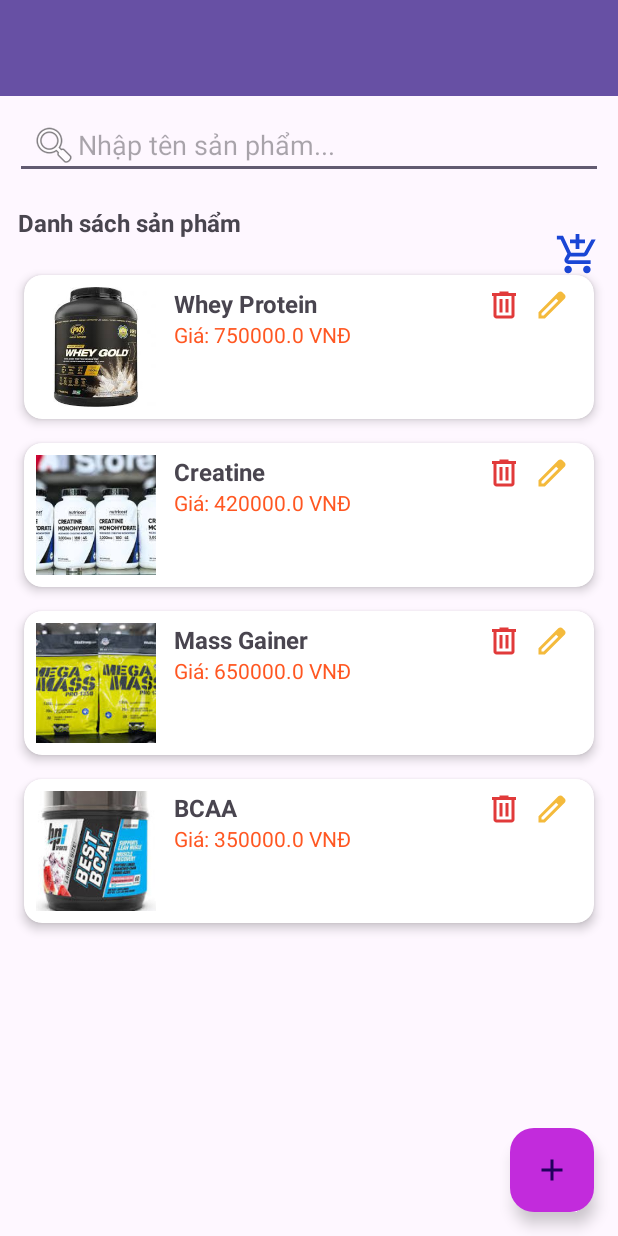
After one commit to bac205/DuAnMau, an Android app: the SanPhamActivity screen opened directly, with no data from a screen before it, on a phone screen of 412 x 824 dp. The commit adds this screen. Run offline under Robolectric (Android 15) with nearby library versions, the phone set to English and light mode, and no system bars.

Commit message:
view quản lí sản phẩm

```diff
--- a/app/src/main/AndroidManifest.xml
+++ b/app/src/main/AndroidManifest.xml
@@ -15,6 +15,7 @@
         <activity
             android:name=".Login"
             android:exported="false" />
+        <activity android:name=".SanPhamActivity" />
         <activity
             android:name=".MainActivity"
             android:exported="false" />
--- a/app/src/main/java/fpoly/bac/duanmau/MainActivity.java
+++ b/app/src/main/java/fpoly/bac/duanmau/MainActivity.java
@@ -3,12 +3,14 @@ package fpoly.bac.duanmau;
 import android.content.Intent;
 import android.os.Bundle;
 import android.view.View;
+import android.widget.ImageView;
 import android.widget.LinearLayout;
 import android.widget.TextView;
 
 import androidx.appcompat.app.AppCompatActivity;
 
 public class MainActivity extends AppCompatActivity {
+    ImageView imgSanPham;
     TextView tvWelcome;
     LinearLayout layoutQuanLyNV, layoutThongKe;
 
@@ -34,5 +36,14 @@ public class MainActivity extends AppCompatActivity {
             layoutQuanLyNV.setVisibility(View.GONE);
             layoutThongKe.setVisibility(View.GONE);
         }
+        imgSanPham = findViewById(R.id.imgSanPham);
+
+        imgSanPham.setOnClickListener(new View.OnClickListener() {
+            @Override
+            public void onClick(View v) {
+                Intent intent = new Intent(MainActivity.this, SanPhamActivity.class);
+                startActivity(intent);
+            }
+        });
     }
 }
--- /dev/null
+++ b/app/src/main/java/fpoly/bac/duanmau/SanPhamActivity.java
@@ -0,0 +1,41 @@
+package fpoly.bac.duanmau;
+
+import android.os.Bundle;
+import androidx.appcompat.app.AppCompatActivity;
+import androidx.appcompat.widget.Toolbar;
+import androidx.recyclerview.widget.LinearLayoutManager;
+import androidx.recyclerview.widget.RecyclerView;
+
+import java.util.ArrayList;
+
+import fpoly.bac.duanmau.adapter.SanPhamAdapter;
+import fpoly.bac.duanmau.model.Sanpham;
+
+public class SanPhamActivity extends AppCompatActivity {
+    RecyclerView rcSanPham;
+    SanPhamAdapter adapter;
+    ArrayList<Sanpham> listSP;
+
+    @Override
+    protected void onCreate(Bundle savedInstanceState) {
+        Toolbar toolbar = findViewById(R.id.toolbarSanPham);
+        setSupportActionBar(toolbar);
+
+        super.onCreate(savedInstanceState);
+        setContentView(R.layout.activity_sanpham);
+
+        rcSanPham = findViewById(R.id.rcSanPham);
+
+        // Khởi tạo danh sách sản phẩm mẫu
+        listSP = new ArrayList<>();
+        listSP.add(new Sanpham(1, "Whey Protein", 750000, "img_2"));
+        listSP.add(new Sanpham(2, "Creatine", 420000, "img_3"));
+        listSP.add(new Sanpham(3, "Mass Gainer", 650000, "img_4"));
+        listSP.add(new Sanpham(4, "BCAA", 350000, "img_5"));
+
+        // Gắn adapter
+        adapter = new SanPhamAdapter(this, listSP);
+        rcSanPham.setLayoutManager(new LinearLayoutManager(this));
+        rcSanPham.setAdapter(adapter);
+    }
+}
--- /dev/null
+++ b/app/src/main/java/fpoly/bac/duanmau/adapter/SanPhamAdapter.java
@@ -0,0 +1,68 @@
+package fpoly.bac.duanmau.adapter;
+
+import android.content.Context;
+import android.content.Intent;
+import android.view.LayoutInflater;
+import android.view.View;
+import android.view.ViewGroup;
+import android.widget.ImageView;
+import android.widget.TextView;
+
+import androidx.annotation.NonNull;
+import androidx.recyclerview.widget.RecyclerView;
+
+import java.util.ArrayList;
+
+import fpoly.bac.duanmau.R;
+import fpoly.bac.duanmau.model.Sanpham;
+
+public class SanPhamAdapter extends RecyclerView.Adapter<SanPhamAdapter.ViewHolder> {
+
+    private Context context;
+    private ArrayList<Sanpham> list;
+
+    public SanPhamAdapter(Context context, ArrayList<Sanpham> list) {
+        this.context = context;
+        this.list = list;
+    }
+
+    public class ViewHolder extends RecyclerView.ViewHolder {
+        ImageView imgSP;
+        TextView tvTenSP, tvGia;
+
+        public ViewHolder(@NonNull View itemView) {
+            super(itemView);
+            imgSP = itemView.findViewById(R.id.imgSanPham);
+            tvTenSP = itemView.findViewById(R.id.tvTenSanPham);
+            tvGia = itemView.findViewById(R.id.tvGiaSanPham);
+        }
+    }
+
+    @NonNull
+    @Override
+    public SanPhamAdapter.ViewHolder onCreateViewHolder(@NonNull ViewGroup parent, int viewType) {
+        View view = LayoutInflater.from(context).inflate(R.layout.item_sanpham, parent, false);
+        return new ViewHolder(view);
+    }
+
+    @Override
+    public void onBindViewHolder(@NonNull SanPhamAdapter.ViewHolder holder, int position) {
+        Sanpham sp = list.get(position);
+        holder.tvTenSP.setText(sp.getTenSP());
+        holder.tvGia.setText("Giá: " + sp.getGia() + " VNĐ");
+
+        // Load hình từ tên file drawable
+        int resID = context.getResources().getIdentifier(sp.getHinhAnh(), "drawable", context.getPackageName());
+        holder.imgSP.setImageResource(resID);
+
+        // Sự kiện click vào ảnh sản phẩm
+        holder.imgSP.setOnClickListener(v -> {
+            // TODO: mở màn chi tiết (tí mình sẽ làm sau)
+        });
+    }
+
+    @Override
+    public int getItemCount() {
+        return list.size();
+    }
+}
--- /dev/null
+++ b/app/src/main/java/fpoly/bac/duanmau/model/Sanpham.java
@@ -0,0 +1,50 @@
+package fpoly.bac.duanmau.model;
+
+public class Sanpham {
+    private int maSP;
+    private String tenSP;
+    private double gia;
+    private String hinhAnh;
+    public Sanpham() {
+
+    }
+
+    public Sanpham(int maSP, String tenSP, double gia, String hinhAnh) {
+        this.maSP = maSP;
+        this.tenSP = tenSP;
+        this.gia = gia;
+        this.hinhAnh = hinhAnh;
+    }
+
+    public int getMaSP() {
+        return maSP;
+    }
+
+    public void setMaSP(int maSP) {
+        this.maSP = maSP;
+    }
+
+    public String getTenSP() {
+        return tenSP;
+    }
+
+    public void setTenSP(String tenSP) {
+        this.tenSP = tenSP;
+    }
+
+    public double getGia() {
+        return gia;
+    }
+
+    public void setGia(double gia) {
+        this.gia = gia;
+    }
+
+    public String getHinhAnh() {
+        return hinhAnh;
+    }
+
+    public void setHinhAnh(String hinhAnh) {
+        this.hinhAnh = hinhAnh;
+    }
+}
--- /dev/null
+++ b/app/src/main/res/drawable/ic_add.xml
@@ -0,0 +1,5 @@
+<vector xmlns:android="http://schemas.android.com/apk/res/android" android:height="24dp" android:tint="#FFFFFF" android:viewportHeight="960" android:viewportWidth="960" android:width="24dp">
+
+    <path android:fillColor="@android:color/white" android:pathData="M440,520L200,520L200,440L440,440L440,200L520,200L520,440L760,440L760,520L520,520L520,760L440,760L440,520Z"/>
+
+</vector>
--- /dev/null
+++ b/app/src/main/res/drawable/ic_cart.xml
@@ -0,0 +1,5 @@
+<vector xmlns:android="http://schemas.android.com/apk/res/android" android:height="24dp" android:tint="#1A46D5" android:viewportHeight="960" android:viewportWidth="960" android:width="24dp">
+
+    <path android:fillColor="@android:color/white" android:pathData="M440,360L440,240L320,240L320,160L440,160L440,40L520,40L520,160L640,160L640,240L520,240L520,360L440,360ZM280,880Q247,880 223.5,856.5Q200,833 200,800Q200,767 223.5,743.5Q247,720 280,720Q313,720 336.5,743.5Q360,767 360,800Q360,833 336.5,856.5Q313,880 280,880ZM680,880Q647,880 623.5,856.5Q600,833 600,800Q600,767 623.5,743.5Q647,720 680,720Q713,720 736.5,743.5Q760,767 760,800Q760,833 736.5,856.5Q713,880 680,880ZM40,160L40,80L171,80L341,440L621,440Q621,440 621,440Q621,440 621,440L777,160L868,160L692,478Q681,498 662.5,509Q644,520 622,520L324,520L280,600Q280,600 280,600Q280,600 280,600L760,600L760,680L280,680Q235,680 211.5,641Q188,602 210,562L264,464L120,160L40,160Z"/>
+
+</vector>
--- /dev/null
+++ b/app/src/main/res/drawable/ic_delete.xml
@@ -0,0 +1,5 @@
+<vector xmlns:android="http://schemas.android.com/apk/res/android" android:height="24dp" android:tint="#E13A3A" android:viewportHeight="960" android:viewportWidth="960" android:width="24dp">
+
+    <path android:fillColor="@android:color/white" android:pathData="M280,840Q247,840 223.5,816.5Q200,793 200,760L200,240L160,240L160,160L360,160L360,120L600,120L600,160L800,160L800,240L760,240L760,760Q760,793 736.5,816.5Q713,840 680,840L280,840ZM680,240L280,240L280,760Q280,760 280,760Q280,760 280,760L680,760Q680,760 680,760Q680,760 680,760L680,240ZM360,680L440,680L440,320L360,320L360,680ZM520,680L600,680L600,320L520,320L520,680ZM280,240L280,240L280,760Q280,760 280,760Q280,760 280,760L280,760Q280,760 280,760Q280,760 280,760L280,240Z"/>
+
+</vector>
--- /dev/null
+++ b/app/src/main/res/drawable/ic_edit.xml
@@ -0,0 +1,5 @@
+<vector xmlns:android="http://schemas.android.com/apk/res/android" android:height="24dp" android:tint="#F4BA3C" android:viewportHeight="960" android:viewportWidth="960" android:width="24dp">
+
+    <path android:fillColor="@android:color/white" android:pathData="M200,760L257,760L648,369L591,312L200,703L200,760ZM120,840L120,670L648,143Q660,132 674.5,126Q689,120 705,120Q721,120 736,126Q751,132 762,144L817,200Q829,211 834.5,226Q840,241 840,256Q840,272 834.5,286.5Q829,301 817,313L290,840L120,840ZM760,256L760,256L704,200L704,200L760,256ZM619,341L591,312L591,312L648,369L648,369L619,341Z"/>
+
+</vector>
--- /dev/null
+++ b/app/src/main/res/layout/activity_sanpham.xml
@@ -0,0 +1,68 @@
+<?xml version="1.0" encoding="utf-8"?>
+<RelativeLayout xmlns:android="http://schemas.android.com/apk/res/android"
+    android:layout_width="match_parent"
+    android:layout_height="match_parent">
+    <androidx.appcompat.widget.Toolbar
+        android:id="@+id/toolbarSanPham"
+        android:layout_width="match_parent"
+        android:layout_height="wrap_content"
+        android:background="?attr/colorPrimary"
+        android:title="Quản lý sản phẩm"
+        android:titleTextColor="#FFFFFF"
+        android:theme="@style/ThemeOverlay.AppCompat.Dark.ActionBar" />
+
+    <!-- Thanh tìm kiếm -->
+    <EditText
+        android:id="@+id/edtSearch"
+        android:layout_below="@id/toolbarSanPham"
+        android:layout_width="match_parent"
+        android:layout_height="45dp"
+        android:layout_margin="10dp"
+        android:hint="Nhập tên sản phẩm..."
+        android:padding="10dp"
+        android:drawableLeft="@android:drawable/ic_menu_search" />
+
+    <!-- Dòng tiêu đề + icon giỏ hàng -->
+    <TextView
+        android:id="@+id/tvDanhSach"
+        android:layout_below="@id/edtSearch"
+        android:layout_marginStart="12dp"
+        android:layout_marginTop="8dp"
+        android:text="Danh sách sản phẩm"
+        android:textSize="16sp"
+        android:textStyle="bold"
+        android:layout_width="wrap_content"
+        android:layout_height="wrap_content" />
+
+    <ImageView
+        android:id="@+id/imgGioHang"
+        android:layout_alignBaseline="@id/tvDanhSach"
+        android:layout_alignParentEnd="true"
+        android:layout_marginEnd="12dp"
+        android:layout_width="30dp"
+        android:layout_height="30dp"
+        android:src="@drawable/ic_cart" />
+
+    <!-- RecyclerView -->
+    <androidx.recyclerview.widget.RecyclerView
+        android:id="@+id/rcSanPham"
+        android:layout_below="@id/tvDanhSach"
+        android:layout_marginTop="8dp"
+        android:layout_width="match_parent"
+        android:layout_height="0dp"
+        android:layout_above="@+id/btnAdd"
+        android:padding="8dp" />
+
+    <!-- Nút thêm -->
+    <com.google.android.material.floatingactionbutton.FloatingActionButton
+        android:id="@+id/btnAdd"
+        android:layout_width="wrap_content"
+        android:layout_height="wrap_content"
+        android:layout_alignParentBottom="true"
+        android:layout_alignParentEnd="true"
+        android:layout_margin="16dp"
+        android:src="@drawable/ic_add"
+        android:contentDescription="Thêm sản phẩm"
+        android:backgroundTint="#C22BDC" />
+
+</RelativeLayout>
--- /dev/null
+++ b/app/src/main/res/layout/item_sanpham.xml
@@ -0,0 +1,70 @@
+<?xml version="1.0" encoding="utf-8"?>
+<androidx.cardview.widget.CardView xmlns:android="http://schemas.android.com/apk/res/android"
+    xmlns:app="http://schemas.android.com/apk/res-auto"
+    android:layout_width="match_parent"
+    android:layout_height="wrap_content"
+    android:layout_margin="8dp"
+    app:cardCornerRadius="12dp"
+    app:cardElevation="4dp">
+
+    <RelativeLayout
+        android:layout_width="match_parent"
+        android:layout_height="wrap_content"
+        android:padding="8dp">
+
+        <!-- Ảnh sản phẩm -->
+        <ImageView
+            android:id="@+id/imgSanPham"
+            android:layout_width="80dp"
+            android:layout_height="80dp"
+            android:scaleType="centerCrop"
+            android:layout_alignParentStart="true"
+            android:src="@drawable/ic_image_placeholder" />
+
+        <!-- Tên sản phẩm -->
+        <TextView
+            android:id="@+id/tvTenSanPham"
+            android:layout_width="wrap_content"
+            android:layout_height="wrap_content"
+            android:layout_toEndOf="@id/imgSanPham"
+            android:layout_marginStart="12dp"
+            android:text="Tên sản phẩm"
+            android:textSize="16sp"
+            android:textStyle="bold"
+            android:layout_alignTop="@id/imgSanPham"
+            android:layout_toStartOf="@+id/btnSua" />
+
+        <!-- Giá sản phẩm -->
+        <TextView
+            android:id="@+id/tvGiaSanPham"
+            android:layout_width="wrap_content"
+            android:layout_height="wrap_content"
+            android:layout_below="@id/tvTenSanPham"
+            android:layout_toEndOf="@id/imgSanPham"
+            android:layout_marginStart="12dp"
+            android:text="Giá: 100.000đ"
+            android:textColor="#FF5722"
+            android:textSize="14sp"
+            android:layout_toStartOf="@+id/btnSua" />
+
+        <!-- Icon sửa -->
+        <ImageView
+            android:id="@+id/btnSua"
+            android:layout_width="24dp"
+            android:layout_height="24dp"
+            android:src="@drawable/ic_edit"
+            android:layout_alignParentEnd="true"
+            android:layout_alignTop="@id/tvTenSanPham"
+            android:layout_marginEnd="8dp" />
+
+        <!-- Icon xoá -->
+        <ImageView
+            android:id="@+id/btnXoa"
+            android:layout_width="24dp"
+            android:layout_height="24dp"
+            android:src="@drawable/ic_delete"
+            android:layout_toStartOf="@id/btnSua"
+            android:layout_alignTop="@id/tvTenSanPham"
+            android:layout_marginEnd="8dp" />
+    </RelativeLayout>
+</androidx.cardview.widget.CardView>
```
Also changed, not shown: app/src/main/res/drawable/ic_image_placeholder.png (added), app/src/main/res/drawable/img_2.png (added), app/src/main/res/drawable/img_3.png (added), app/src/main/res/drawable/img_4.png (added), app/src/main/res/drawable/img_5.png (added).
